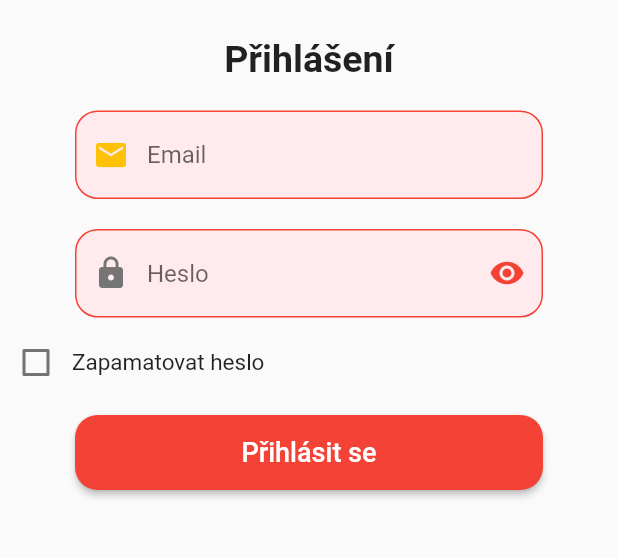
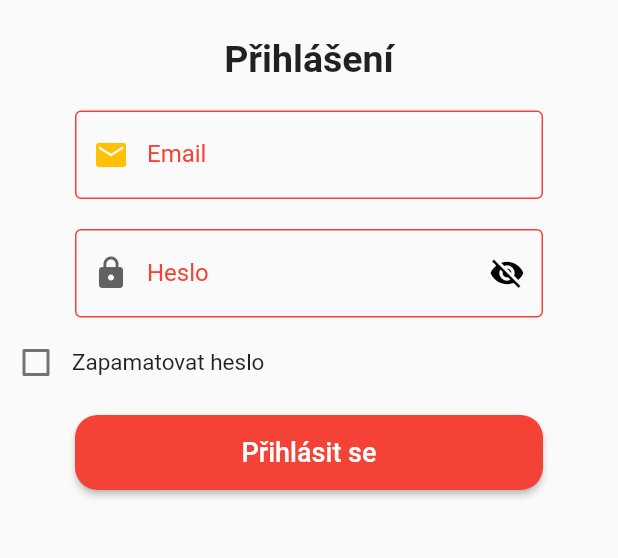
Before and after one commit to DavidCZ2051/cck_admin, a Flutter app: the screen it shows after launch, on a phone screen of 412 x 824 dp, the part 512-1070 px from its top. Run offline on Flutter 3.47's test engine with Material 2 defaults, Android fonts, the phone set to English and light mode, and no system bars; our stand-ins replace flutter_secure_storage.

Commit message:
Update login.dart

```diff
--- a/lib/routes/login.dart
+++ b/lib/routes/login.dart
@@ -144,22 +144,18 @@ class _LoginState extends State<Login> {
                       }
                     },
                     textAlign: TextAlign.justify,
-                    decoration: InputDecoration(
-                      filled: true,
-                      fillColor: Colors.red[50],
-                      hintText: "Email",
-                      prefixIcon: const Icon(
+                    decoration: const InputDecoration(
+                      labelText: "Email",
+                      labelStyle: TextStyle(color: Colors.red),
+                      prefixIcon: Icon(
                         Icons.email,
                         color: Colors.amber,
                       ),
                       enabledBorder: OutlineInputBorder(
-                        borderRadius: BorderRadius.circular(15),
-                        borderSide: const BorderSide(color: Colors.red),
+                        borderSide: BorderSide(color: Colors.red),
                       ),
                       focusedBorder: OutlineInputBorder(
-                        borderRadius: BorderRadius.circular(10),
-                        borderSide:
-                            const BorderSide(color: Colors.red, width: 2),
+                        borderSide: BorderSide(color: Colors.red),
                       ),
                     ),
                   ),
@@ -179,34 +175,30 @@ class _LoginState extends State<Login> {
                     obscureText: hiddenPassword,
                     textAlign: TextAlign.justify,
                     decoration: InputDecoration(
-                      filled: true,
-                      fillColor: Colors.red[50],
-                      hintText: "Heslo",
-                      suffixIcon: InkWell(
-                        child: Icon(
-                          hiddenPassword
-                              ? Icons.visibility
-                              : Icons.visibility_off,
-                          color: Colors.red,
-                        ),
-                        onTap: () {
+                      labelText: "Heslo",
+                      labelStyle: const TextStyle(color: Colors.red),
+                      suffixIcon: IconButton(
+                        onPressed: () {
                           setState(() {
                             hiddenPassword = !hiddenPassword;
                           });
                         },
+                        icon: Icon(
+                          color: Colors.black,
+                          hiddenPassword
+                              ? Icons.visibility_off
+                              : Icons.visibility,
+                        ),
                       ),
                       prefixIcon: Icon(
                         Icons.lock,
-                        color: Colors.grey[600],
+                        color: Colors.grey[700],
                       ),
-                      enabledBorder: OutlineInputBorder(
-                        borderRadius: BorderRadius.circular(15),
-                        borderSide: const BorderSide(color: Colors.red),
+                      enabledBorder: const OutlineInputBorder(
+                        borderSide: BorderSide(color: Colors.red),
                       ),
-                      focusedBorder: OutlineInputBorder(
-                        borderRadius: BorderRadius.circular(10),
-                        borderSide:
-                            const BorderSide(color: Colors.red, width: 2),
+                      focusedBorder: const OutlineInputBorder(
+                        borderSide: BorderSide(color: Colors.red),
                       ),
                     ),
                   ),
```
